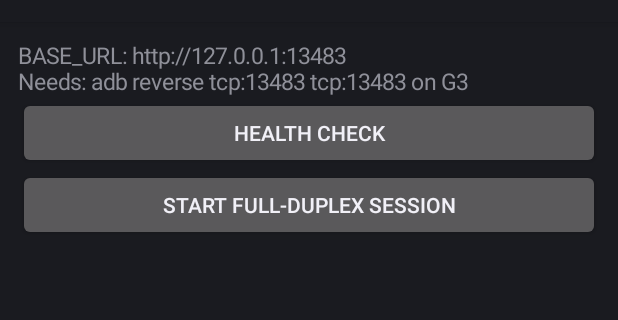
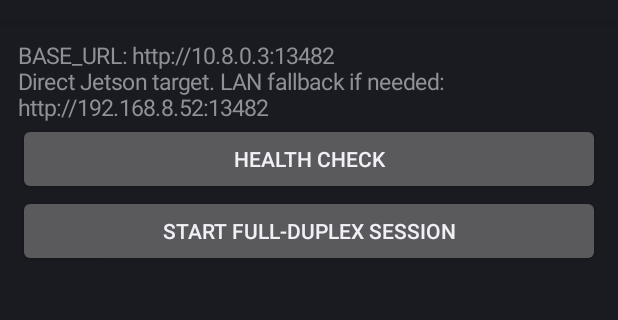
Before and after one commit to HansPeterRadtke/android, an Android app: the screen it shows after launch (MainActivity), on a phone screen of 412 x 824 dp, the part 62-382 px from its top. Run offline under Robolectric (Android 15) with nearby library versions, the phone set to English and light mode, and no system bars.

Commit message:
Point Android full-duplex app directly at Jetson

```diff
--- a/apps/android03/app/src/main/java/myapp/app/MainActivity.java
+++ b/apps/android03/app/src/main/java/myapp/app/MainActivity.java
@@ -40,7 +40,7 @@ import java.util.Set;
 import java.util.concurrent.atomic.AtomicBoolean;
 
 public class MainActivity extends Activity {
-  private static final String BASE_URL = "http://127.0.0.1:13483";
+  private static final String BASE_URL = "http://10.8.0.3:13482";
   private static final int SAMPLE_RATE = 16000;
   private static final int CHANNEL_CONFIG_IN = AudioFormat.CHANNEL_IN_MONO;
   private static final int CHANNEL_CONFIG_OUT = AudioFormat.CHANNEL_OUT_MONO;
@@ -71,7 +71,7 @@ public class MainActivity extends Activity {
     layout.setPadding(18, 18, 18, 18);
 
     statusView = new TextView(this);
-    statusView.setText("BASE_URL: " + BASE_URL + "\nNeeds: adb reverse tcp:13483 tcp:13483 on G3");
+    statusView.setText("BASE_URL: " + BASE_URL + "\nDirect Jetson target. LAN fallback if needed: http://192.168.8.52:13482");
     statusView.setTextSize(15);
     layout.addView(statusView, new LayoutParams(LayoutParams.MATCH_PARENT, LayoutParams.WRAP_CONTENT));
 
```
Also changed, not shown: 1 other file.
